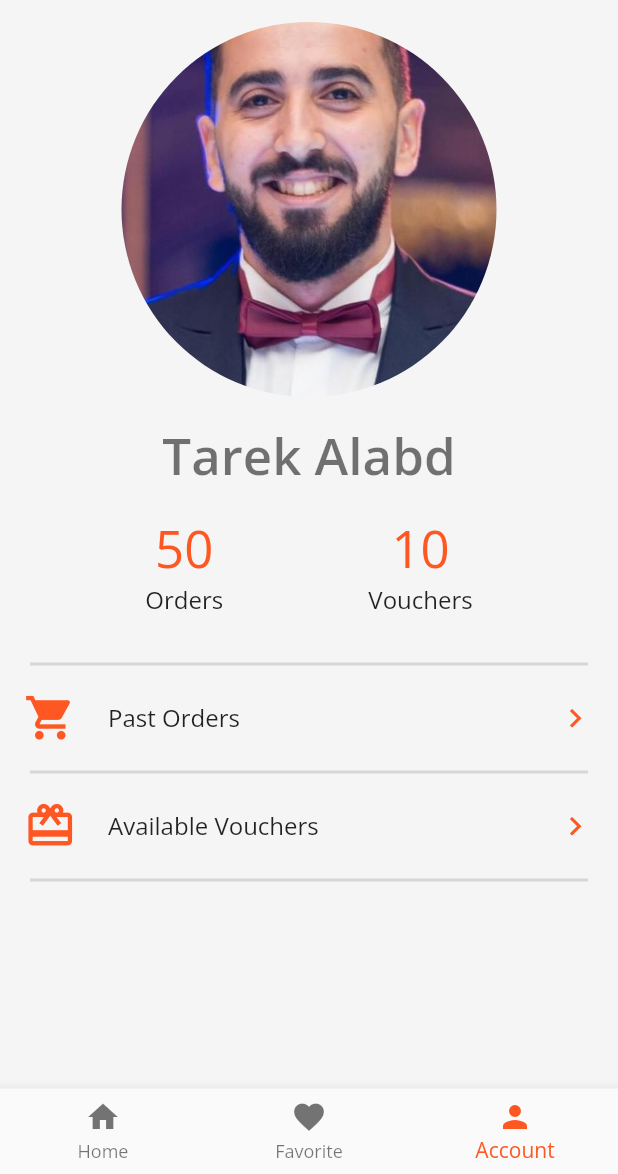
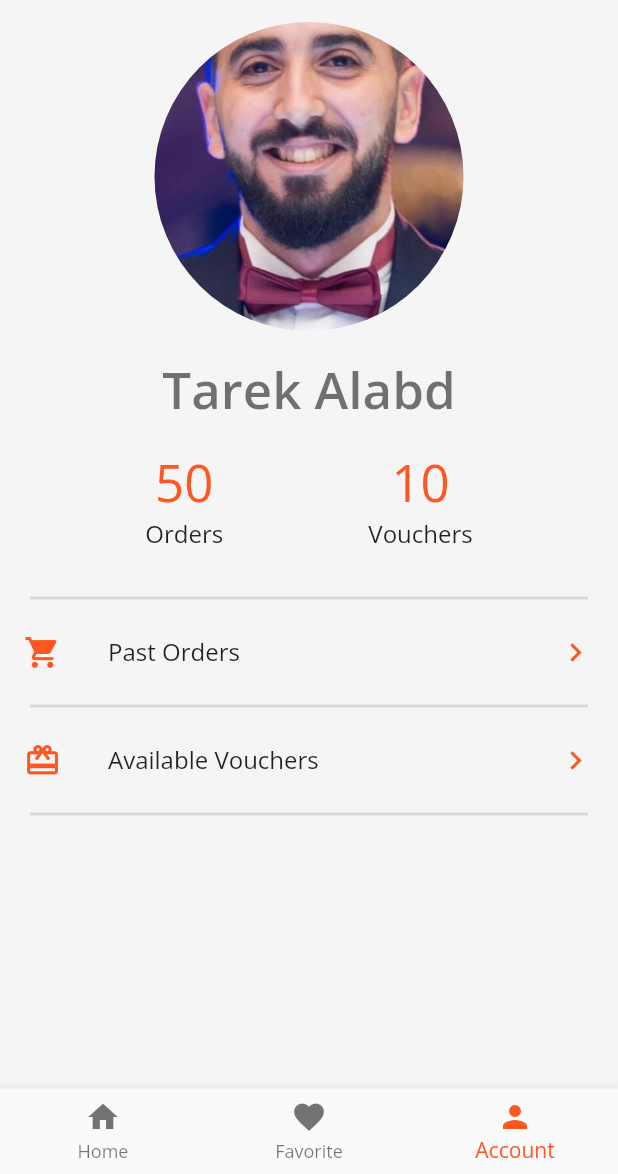
Before and after one commit to TarekAlabd/Food-Delivery-Flutter-Course, a Flutter app: the screen it shows after launch, item 3 of the bottom bar chosen, on a phone screen of 412 x 824 dp, the part 62-1236 px from its top. Run offline on Flutter 3.47's test engine with Material 2 defaults, Android fonts, the phone set to English and light mode, and no system bars; network calls fail.

Commit message:
feat: calculating sizes dynamically

```diff
--- a/lib/pages/account_page.dart
+++ b/lib/pages/account_page.dart
@@ -27,28 +27,32 @@ class AccountPage extends StatelessWidget {
     String? subtitle,
     required IconData icon,
   }) {
+    final size = MediaQuery.of(context).size;
+
     return ListTile(
       title: Text(title),
       leading: Icon(
         icon,
-        size: 35,
+        size: size.height * 0.03,
       ),
       onTap: () => debugPrint('$title clicked!'),
       subtitle: subtitle != null ? Text(subtitle) : null,
-      trailing: const Icon(
+      trailing: Icon(
         Icons.chevron_right,
-        size: 25,
+        size: size.height * 0.03,
       ),
     );
   }
 
   @override
   Widget build(BuildContext context) {
+    final size = MediaQuery.of(context).size;
+
     return Center(
       child: Column(
         children: [
           Container(
-            height: 250,
+            height: size.height * 0.25,
             decoration: const BoxDecoration(
               shape: BoxShape.circle,
               image: DecorationImage(
--- a/lib/pages/home_page.dart
+++ b/lib/pages/home_page.dart
@@ -26,10 +26,10 @@ class HomePage extends StatelessWidget {
               shrinkWrap: true,
               physics: const NeverScrollableScrollPhysics(),
               itemCount: food.length,
-              gridDelegate: const SliverGridDelegateWithFixedCrossAxisCount(
+              gridDelegate: SliverGridDelegateWithFixedCrossAxisCount(
                 crossAxisCount: 2,
-                mainAxisSpacing: 12,
-                crossAxisSpacing: 12,
+                mainAxisSpacing: size.height * 0.02,
+                crossAxisSpacing: size.height * 0.02,
               ),
               itemBuilder: (context, index) => FoodGridItem(
                 foodIndex: index,
```
Also changed, not shown: lib/pages/favorites_page.dart (+6 -5 lines).
